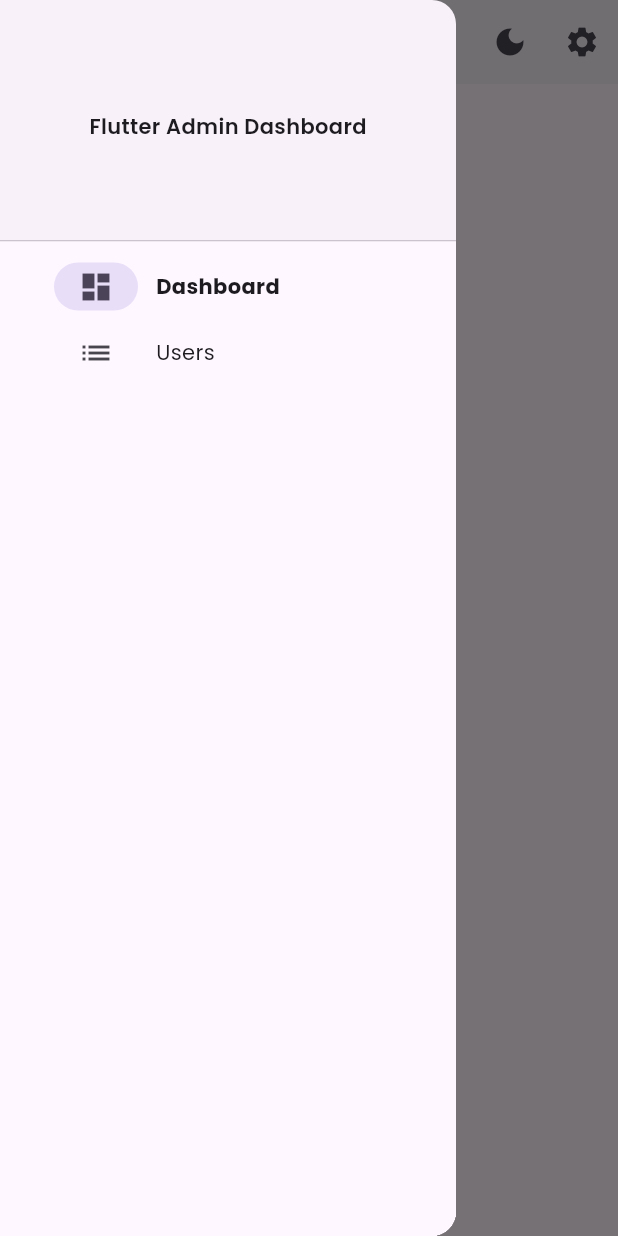
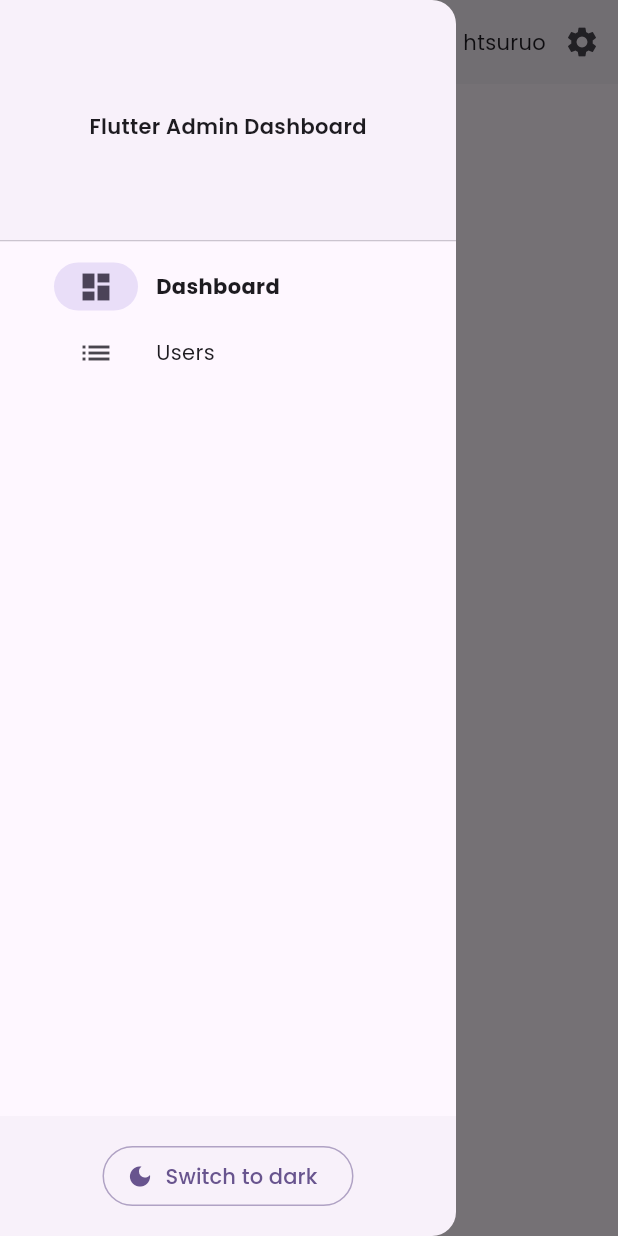
Before and after one commit to htsuruo/flutter-admin-dashboard-template, a Flutter app: the screen it shows after launch, with the side drawer open, on a phone screen of 412 x 824 dp. Run offline on Flutter 3.47's test engine with Material 2 defaults, Android fonts, the phone set to English and light mode, and no system bars; our stand-ins replace adaptive_theme, gap, go_router, google_fonts, recase; missing offline and left inert: simple_logger.

Commit message:
Refactor theme mode icon button to theme mode button

```diff
--- a/lib/widgets/navigation/navigation.dart
+++ b/lib/widgets/navigation/navigation.dart
@@ -2,4 +2,4 @@ export 'navigation_app_bar.dart';
 export 'navigation_item.dart';
 export 'navigation_title.dart';
 export 'scaffold_with_navigation.dart';
-export 'theme_mode_icon_button.dart';
+export 'theme_mode_button.dart';
--- a/lib/widgets/navigation/navigation_app_bar.dart
+++ b/lib/widgets/navigation/navigation_app_bar.dart
@@ -1,7 +1,7 @@
 import 'package:flutter/material.dart';
+import 'package:gap/gap.dart';
 
 import 'navigation_title.dart';
-import 'theme_mode_icon_button.dart';
 
 class NavigationAppBar extends StatelessWidget implements PreferredSizeWidget {
   const NavigationAppBar({super.key});
@@ -13,7 +13,8 @@ class NavigationAppBar extends StatelessWidget implements PreferredSizeWidget {
       centerTitle: false,
       elevation: 1,
       actions: [
-        const ThemeModeIconButton(),
+        const Gap(8),
+        const Text('htsuruo'),
         IconButton(
           icon: const Icon(Icons.settings),
           onPressed: () {
--- a/lib/widgets/navigation/scaffold_with_navigation.dart
+++ b/lib/widgets/navigation/scaffold_with_navigation.dart
@@ -1,9 +1,7 @@
 import 'package:flutter/material.dart';
 import 'package:flutter_admin_dashboard_template/main.dart';
+import 'package:flutter_admin_dashboard_template/widgets/widgets.dart';
 import 'package:go_router/go_router.dart';
-
-import 'navigation_app_bar.dart';
-import 'navigation_item.dart';
 
 class ScaffoldWithNavigation extends StatelessWidget {
   const ScaffoldWithNavigation({
@@ -19,7 +17,7 @@ class ScaffoldWithNavigation extends StatelessWidget {
       child: LayoutBuilder(
         builder: (context, constraints) {
           switch (constraints.maxWidth) {
-            case < 450:
+            case < 960:
               return _ScaffoldWithDrawer(navigationShell);
             default:
               return _ScaffoldWithNavigationRail(navigationShell);
@@ -43,9 +41,19 @@ class _ScaffoldWithNavigationRail extends StatelessWidget {
       appBar: const NavigationAppBar(),
       body: Row(
         children: [
-          _NavigationRail(
-            navigationShell: navigationShell,
-            expand: false,
+          Column(
+            children: [
+              Expanded(
+                child: _NavigationRail(
+                  navigationShell: navigationShell,
+                  expand: false,
+                ),
+              ),
+              const Padding(
+                padding: EdgeInsets.all(16),
+                child: ThemeModeButton.icon(),
+              ),
+            ],
           ),
           VerticalDivider(
             thickness: 1,
@@ -89,6 +97,10 @@ class _ScaffoldWithDrawer extends StatelessWidget {
                 navigationShell: navigationShell,
                 expand: true,
               ),
+            ),
+            const Padding(
+              padding: EdgeInsets.all(16),
+              child: ThemeModeButton.outlined(),
             ),
           ],
         ),
--- /dev/null
+++ b/lib/widgets/navigation/theme_mode_button.dart
@@ -0,0 +1,55 @@
+import 'package:adaptive_theme/adaptive_theme.dart';
+import 'package:flutter/material.dart';
+
+enum _Variant {
+  icon,
+  outlined,
+}
+
+class ThemeModeButton extends StatelessWidget {
+  const ThemeModeButton._(this.variant);
+
+  const ThemeModeButton.icon() : this._(_Variant.icon);
+  const ThemeModeButton.outlined() : this._(_Variant.outlined);
+
+  // ignore: library_private_types_in_public_api
+  final _Variant variant;
+
+  @override
+  Widget build(BuildContext context) {
+    final theme = Theme.of(context);
+    final colorScheme = theme.colorScheme;
+    final brightness = Theme.of(context).brightness;
+    final (iconData, action, actionLabel) = switch (brightness) {
+      Brightness.light => (
+          Icons.dark_mode,
+          AdaptiveTheme.of(context).setDark,
+          'Switch to dark'
+        ),
+      Brightness.dark => (
+          Icons.light_mode,
+          AdaptiveTheme.of(context).setLight,
+          'Switch to light'
+        )
+    };
+
+    return switch (variant) {
+      _Variant.icon => IconButton(
+          icon: Icon(iconData),
+          onPressed: action,
+        ),
+      _Variant.outlined => SelectionContainer.disabled(
+          child: OutlinedButton.icon(
+            onPressed: action,
+            icon: Icon(iconData),
+            label: Text(actionLabel),
+            style: OutlinedButton.styleFrom(
+              side: BorderSide(
+                color: colorScheme.primary.withOpacity(0.5),
+              ),
+            ),
+          ),
+        )
+    };
+  }
+}
--- a/lib/widgets/navigation/theme_mode_icon_button.dart
+++ /dev/null
@@ -1,25 +0,0 @@
-import 'package:adaptive_theme/adaptive_theme.dart';
-import 'package:flutter/material.dart';
-
-class ThemeModeIconButton extends StatelessWidget {
-  const ThemeModeIconButton({super.key});
-
-  @override
-  Widget build(BuildContext context) {
-    final brightness = Theme.of(context).brightness;
-    final (iconData, action) = switch (brightness) {
-      Brightness.light => (
-          Icons.dark_mode,
-          AdaptiveTheme.of(context).setDark,
-        ),
-      Brightness.dark => (
-          Icons.light_mode,
-          AdaptiveTheme.of(context).setLight,
-        )
-    };
-    return IconButton(
-      icon: Icon(iconData),
-      onPressed: action,
-    );
-  }
-}
```
